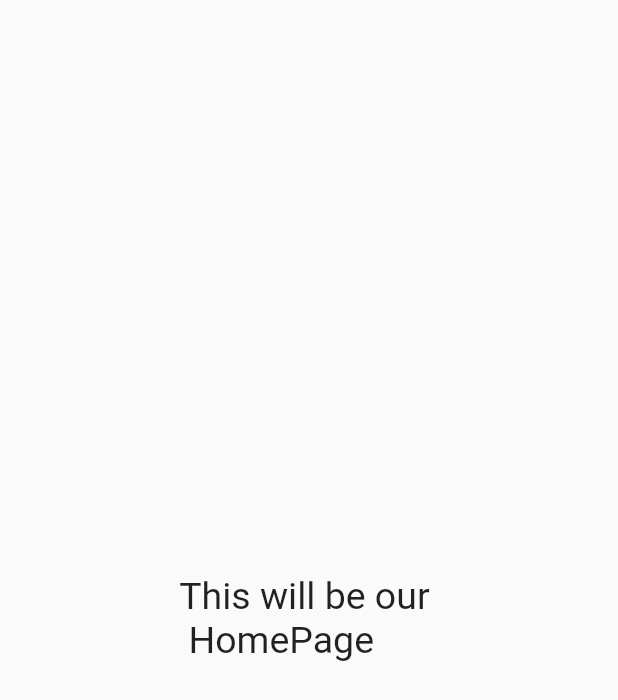
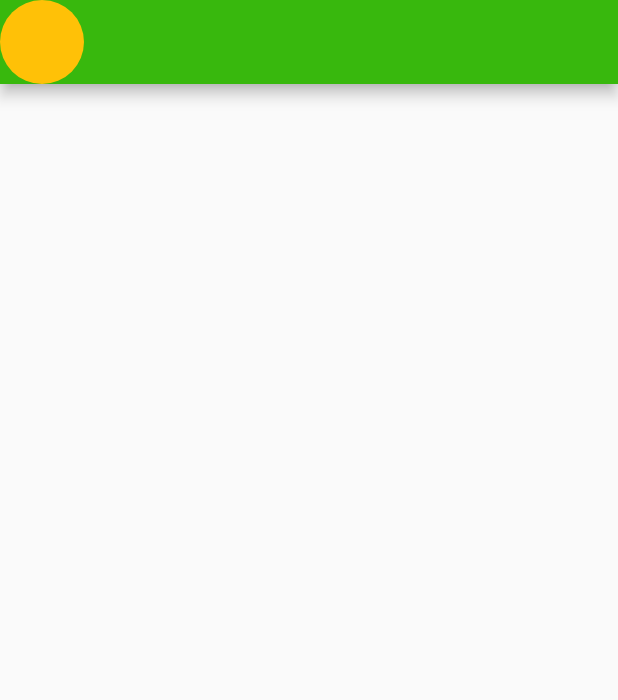
Before and after one commit to sifatullah-haque/health-coach, a Flutter app: the HomePage screen opened directly, on a phone screen of 412 x 824 dp. Shown: the top 700 px of the screen. Run offline on Flutter 3.47's test engine with Material 2 defaults, Android fonts, the phone set to English and light mode, and no system bars; our stand-ins replace flutter_screenutil, google_fonts.

Commit message:
work of homepage started

```diff
--- a/coach/lib/pages/home_page.dart
+++ b/coach/lib/pages/home_page.dart
@@ -6,12 +6,14 @@ class HomePage extends StatelessWidget {
   @override
   Widget build(BuildContext context) {
     return Scaffold(
-      body: Center(
-        child: Text(
-          "This will be our \n HomePage",
-          style: TextStyle(fontSize: 25.0),
+        appBar: AppBar(
+          leading: CircleAvatar(
+            radius: 50.0,
+            backgroundColor: Colors.amber,
+          ),
         ),
-      ),
-    );
+        body: Column(
+          children: [],
+        ));
   }
 }
```
